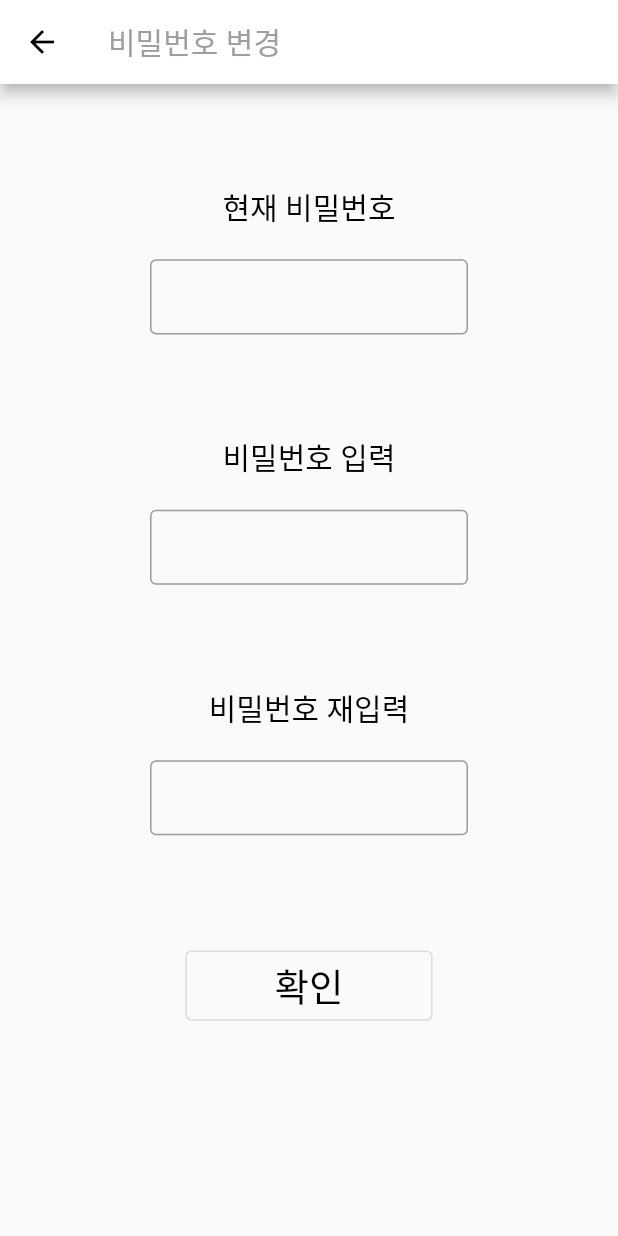
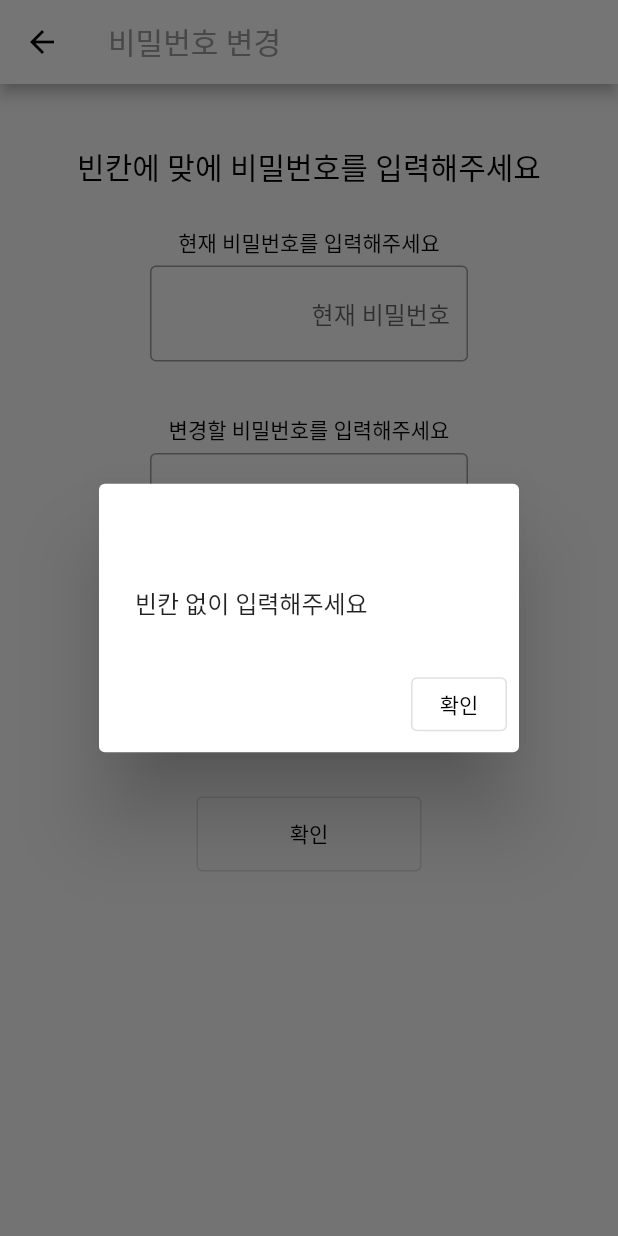
Before and after one commit to ChoiYoungHan/Mom-sCare, a Flutter app: the ChangePw screen opened directly, after a tap on "확인", on a phone screen of 412 x 824 dp. Run offline on Flutter 3.47's test engine with Material 2 defaults, Android fonts, the light colour scheme and no system bars; our stand-ins replace cached_network_image, image_picker, table_calendar; project files that could hold a hidden picture were left out.

Commit message:
수정 change_pw.dart  - 형식 변경 change_phone.dart  - 형식 변경

```diff
--- a/lib/change_pw.dart
+++ b/lib/change_pw.dart
@@ -45,9 +45,9 @@ class _ChangePwState extends State<ChangePw> {
     final user_num = widget.UserNum; // 유저번호
     final pw_now = PW1.text;
     final pw_change = PW2.text;
-
     final body = jsonEncode({'clientNum': user_num,'pw': pw_now, 'changepw': pw_change}); // 입력값 받아와야함
     final response = await http.post(uri, headers: headers, body: body);
+    print("실행했음");
     if(response.statusCode == 200){
       print('성공');
       return 1;
@@ -55,6 +55,46 @@ class _ChangePwState extends State<ChangePw> {
       return 0;
     }
   }
+
+  Future Epopup(String message, int check) async {
+    var change_check;
+    if(check == 3) {
+      print(change_check);
+      change_check = await change_password();
+
+      print(change_check);
+      print("뭐자");
+    }
+      return showDialog(
+          context: context,
+          builder: (BuildContext context) {
+            return AlertDialog(
+              title: Text(""),
+              content: Text(change_check == 1 ? "현재 비밀번호가 일치하지 않습니다" : message),
+              actions: [
+                OutlinedButton(
+                    onPressed: () {
+                      if (change_check == 1) {
+                        Navigator.of(context).pushReplacement(MaterialPageRoute(
+                            builder: (context) =>
+                                change_user_info(userNum: widget.UserNum,
+                                    index: widget.index)));
+                        return;
+                      }
+                      else if (change_check == 0) {
+                        print("오류");
+                        Navigator.of(context).pop();
+                        return;
+                      }
+                      Navigator.of(context).pop();
+                    },
+                    child: Text("확인", style: TextStyle(color: Colors.black)))
+              ],
+            );
+          }
+      );
+  }
+  var check = 0;
 
   @override
   Widget build(BuildContext context) {
@@ -74,217 +114,101 @@ class _ChangePwState extends State<ChangePw> {
             }, icon: Icon(Icons.arrow_back, color: Colors.black,),
             )
         ),
-        body: Column(
-          children: [
-            Expanded(
-              child: Container(),flex: 2,
+        body: SafeArea(
+          child: SingleChildScrollView(
+            child: Column(
+              children: <Widget>[
+                Padding(
+                  padding: EdgeInsets.fromLTRB(0,40,0,20),
+                  child: Text("빈칸에 맞에 비밀번호를 입력해주세요",style: TextStyle(color: Colors.black,fontSize: 20)),
                 ),
-            Expanded(
-              child: Column(
-                children: [
-                  Expanded(
-                      child: Text('현재 비밀번호', style: TextStyle(fontSize: 20,color: Colors.black),textAlign: TextAlign.left, )
+                Padding(
+                  padding: EdgeInsets.fromLTRB(0,5,0,0),
+                  child: Text("현재 비밀번호를 입력해주세요",style: TextStyle(color: Colors.black)),
                 ),
-                  Expanded(
-                    child: Padding(
-                      padding: EdgeInsets.fromLTRB(100,0,100,0),
+                Padding(
+                  padding: EdgeInsets.fromLTRB(100,5,100,30),
                   child: TextField(
                     obscureText: true,
                     controller: PW1,
                     textAlign: TextAlign.right,
                     style: TextStyle(color: Colors.black),
                     decoration: InputDecoration(
+                        hintText: "현재 비밀번호",
                         border: OutlineInputBorder(
                             borderSide: BorderSide(color: Colors.black)
                         )
                     ),
                   ),
                 ),
-                  )
-                ],
+                Padding(
+                  padding: EdgeInsets.fromLTRB(0,5,0,0),
+                  child: Text("변경할 비밀번호를 입력해주세요",style: TextStyle(color: Colors.black)),
                 ),
-              flex: 3,),
-            Expanded(
-              child: Container(),flex: 2,
-            ),
-            Expanded(
-              child: Column(
-                children: [
-                  Expanded(
-                      child: Text('비밀번호 입력', style: TextStyle(fontSize: 20,color: Colors.black),textAlign: TextAlign.left, )
-                  ),
-                  Expanded(
-                    child: Padding(
-                      padding: EdgeInsets.fromLTRB(100,0,100,0),
+                Padding(
+                  padding: EdgeInsets.fromLTRB(100,5,100,30),
                   child: TextField(
                     obscureText: true,
                     controller: PW2,
                     textAlign: TextAlign.right,
                     style: TextStyle(color: Colors.black),
                     decoration: InputDecoration(
+                        hintText: "변경할 비밀번호",
                         border: OutlineInputBorder(
                             borderSide: BorderSide(color: Colors.black)
                         )
                     ),
                   ),
                 ),
-                  )
-                ],
+                Padding(
+                  padding: EdgeInsets.fromLTRB(0,5,0,0),
+                  child: Text("변경할 비밀번호를 다시 입력해주세요",style: TextStyle(color: Colors.black)),
                 ),
-              flex: 3,),
-            Expanded(
-              child: Container(),flex: 2,
-            ),
-            Expanded(
-              child: Column(
-                children: [
-                  Expanded(
-                      child: Text('비밀번호 재입력', style: TextStyle(fontSize: 20,color: Colors.black),textAlign: TextAlign.left, )
-                  ),
-                  Expanded(
-                    child: Padding(
-                      padding: EdgeInsets.fromLTRB(100,0,100,0),
+                Padding(
+                  padding: EdgeInsets.fromLTRB(100,5,100,0),
                   child: TextField(
                     obscureText: true,
                     controller: PW3,
                     textAlign: TextAlign.right,
                     style: TextStyle(color: Colors.black),
                     decoration: InputDecoration(
+                        hintText: "변경할 비밀번호 재입력",
                         border: OutlineInputBorder(
                             borderSide: BorderSide(color: Colors.black)
                         )
                     ),
                   ),
                 ),
-                  )
+                Padding(
+                  padding: EdgeInsets.fromLTRB(0,40,0,0),
+                  child: Container(
+                    width: 150,
+                    height: 50,
+                    child: OutlinedButton(
+                        onPressed: (){
+                          print(check);
+                          if(PW1.text!=""&&PW2.text!=""&&PW3.text!="")
+                            check = 1;
+                          if(check==1&&PW2.text==PW3.text)
+                            check = 2;
+                          if(check==2&&PW1.text!=PW2.text)
+                            check = 3;
+                          if(check == 0)
+                            Epopup("빈칸 없이 입력해주세요",check);
+                          else if(check == 1)
+                            Epopup("변경할 비밀번호와 재입력한 비밀번호가 일치하지 않습니다",check);
+                          else if(check == 2)
+                            Epopup("현재 비밀번호와 변경할 비밀번호가 일치하지 않습니다",check);
+                          else if(check == 3) {
+                            Epopup("비밀변호 변경이 완료되었습니다.",check);
+                          }
+                        },child: Text("확인",style: TextStyle(color: Colors.black))
+                    ),
+                  ),
+                ),
               ],
             ),
-              flex: 3,),
-            Expanded(
-              child: Container(),flex: 2,
           ),
-            Expanded(
-              child: Padding(
-                padding: const EdgeInsets.all(10),
-                child: Container(
-                  height: MediaQuery.of(context).size.width*0.1, // 위젯의 높이를 화면 너비*0.1로 설정
-                  width: MediaQuery.of(context).size.width*0.4,
-                  child: (PW2.text == PW3.text) == PW1.text ?
-                      OutlinedButton(
-                        onPressed: (){
-                          showDialog(
-                            context: context,
-                            builder: (BuildContext context){
-                              return AlertDialog(
-                                title: Text(''),
-                                content: Text('현재 비밀번호와 변경할 비밀번호가 일치합니다.'),
-                                actions: [
-                                  OutlinedButton(
-                                    onPressed: (){
-                                      Navigator.of(context).pop();
-                                    },
-                                    child: Text('확인', style: TextStyle(color: Colors.black))
-                                  )
-                                ]
-                              );
-                            }
-                          );
-                        },
-                        child: Text('확인', style: TextStyle(color: Colors.black))
-                      ) :
-
-                  PW2.text == PW3.text?
-                  OutlinedButton(
-                    onPressed: () async {
-                      await change_password() == 1 ?
-                      showDialog(
-                          context: context,
-                          barrierColor: Colors.grey.withOpacity(0.6),
-                          builder: (BuildContext context){
-                            return AlertDialog(
-                              title: Text(''),
-                              content: Text('변경이 완료되었습니다'),
-                              actions: [
-                                OutlinedButton(
-                                  onPressed: (){
-                                    Navigator.of(context).pop();
-                                    Navigator.of(context).pushReplacement(MaterialPageRoute(builder: (context) => edit(userNum: widget.UserNum, index: widget.index)));
-                                  },child: Text('확인',style: TextStyle(color: Colors.black),),
-                                )
-                              ],
-                            );
-                          }
-                      )
-                          :
-                      showDialog(
-                          context: context,
-                          barrierColor: Colors.grey.withOpacity(0.6),
-                          builder: (BuildContext context){
-                            return AlertDialog(
-                              title: Text(''),
-                              content: Text('서버 통신 오류'),
-                              actions: [
-                                OutlinedButton(
-                                  onPressed: (){
-                                    Navigator.of(context).pop();
-                                  },child: Text('확인',style: TextStyle(color: Colors.black),),
-                                )
-                              ],
-                            );
-                          }
-                      );
-                    },child: Text('확인',style: TextStyle(color: Colors.black, fontSize: 25),),
-                  )
-                      : ((PW1.text == PW2.text) == PW3.text) ?
-                  OutlinedButton(
-                    onPressed: (){
-                      showDialog(
-                          context: context,
-                          barrierColor: Colors.grey.withOpacity(0.6),
-                          builder: (BuildContext context){
-                            return AlertDialog(
-                              title: Text(''),
-                              content: Text('현재 비밀번호와 변경할 비밀번호가 일치합니다.'),
-                              actions: [
-                                OutlinedButton(
-                                  onPressed: (){
-                                    Navigator.of(context).pop();
-                                  },child: Text('확인',style: TextStyle(color: Colors.black),),
-                                )
-                              ],
-                            );
-                          }
-                      );
-                    },child: Text('확인',style: TextStyle(color: Colors.black, fontSize: 25))
-                  ) :
-                  OutlinedButton(
-                      onPressed: (){
-                        showDialog(
-                            context: context,
-                            barrierColor: Colors.grey.withOpacity(0.6),
-                            builder: (BuildContext context){
-                              return AlertDialog(
-                                title: Text(''),
-                                content: Text('변경할 비밀번호를 다시 확인해주세요.'),
-                                actions: [
-                                  OutlinedButton(
-                                    onPressed: (){
-                                      Navigator.of(context).pop();
-                                    },child: Text('확인',style: TextStyle(color: Colors.black),),
-                                  )
-                                ],
-                              );
-                            }
-                        );
-                      },child: Text('확인',style: TextStyle(color: Colors.black, fontSize: 25))
-                  )
-                ),
-              ),
-              flex: 2,),
-            Expanded(
-              child: Container(),flex: 4,
-            )
-          ],
         ),
       ),
     );
```
Also changed, not shown: lib/change_phone.dart (+63 -59 lines). Lines whose indentation alone changed are shown as unchanged.
